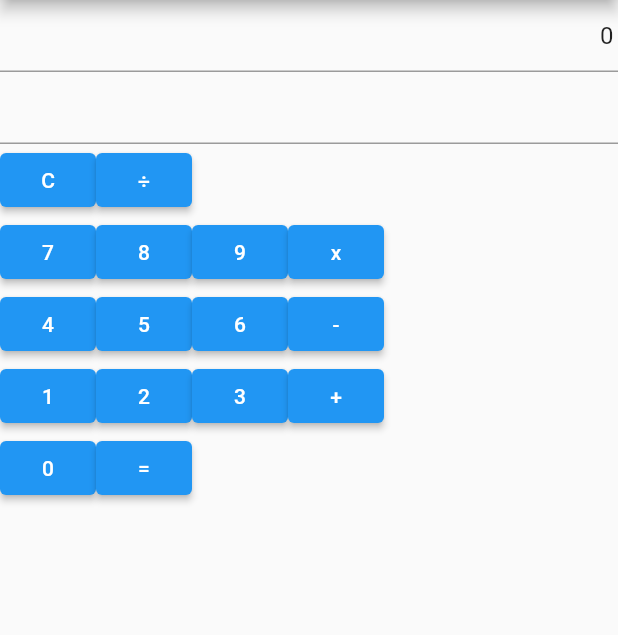
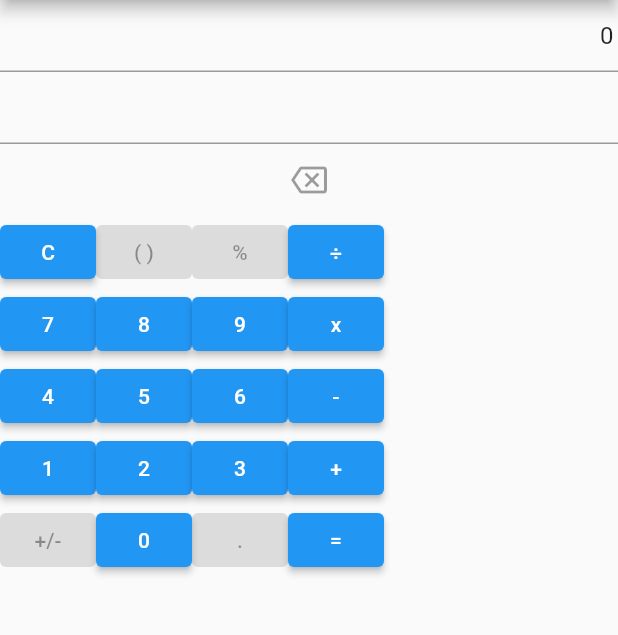
Before and after one commit to jgarzon26/calculator, a Flutter app: the screen it shows after launch, on a phone screen of 412 x 824 dp, the part 84-719 px from its top. Run offline on Flutter 3.47's test engine with Material 2 defaults, Android fonts, the phone set to English and light mode, and no system bars; missing offline and left inert: function_tree.

Commit message:
BackspaceParenthesisDecimal+-

```diff
--- a/lib/calculator.dart
+++ b/lib/calculator.dart
@@ -50,6 +50,8 @@ class _CalculatorState extends State<Calculator> {
       expression = expression.replaceAll("÷", "/");
       var result =  expression.interpret();
       setState(() => _result.text = result.toString());
+    }else{
+      _result.clear();
     }
   }
 
@@ -81,6 +83,12 @@ class _CalculatorState extends State<Calculator> {
                 textAlign: TextAlign.right,
                 readOnly: true,
               ),
+              IconButton(
+                  onPressed: null,
+                  icon: Icon(
+                    Icons.backspace_outlined,
+                  ),
+              ),
               Row(
                 children: [
                   ElevatedButton(
@@ -90,8 +98,14 @@ class _CalculatorState extends State<Calculator> {
                     }),
                     child: Text("C",),
                   ),
-                  //OperButton(Operations("(")),
-                  //OperButton(Operations(")")),
+                  ElevatedButton(
+                      onPressed: null,
+                      child: Text("( )"),
+                  ),
+                  ElevatedButton(
+                    onPressed: null,
+                    child: Text("%"),
+                  ),
                   OperButton(_listOfOperators['divide']!, addOperatorInInputField),
                 ],
               ),
@@ -121,9 +135,15 @@ class _CalculatorState extends State<Calculator> {
               ),
               Row(
                 children: [
-                  //OperButton(Operations("+/-")),
+                  ElevatedButton(
+                    onPressed: null,
+                    child: Text("+/-"),
+                  ),
                   NumberButton(0, addNumberInInputField),
-                  //OperButton(Operations(".")),
+                  ElevatedButton(
+                      onPressed: null,
+                      child: Text(".")
+                  ),
                   ElevatedButton(
                     onPressed: () {
                       _getResultFromString();
```
